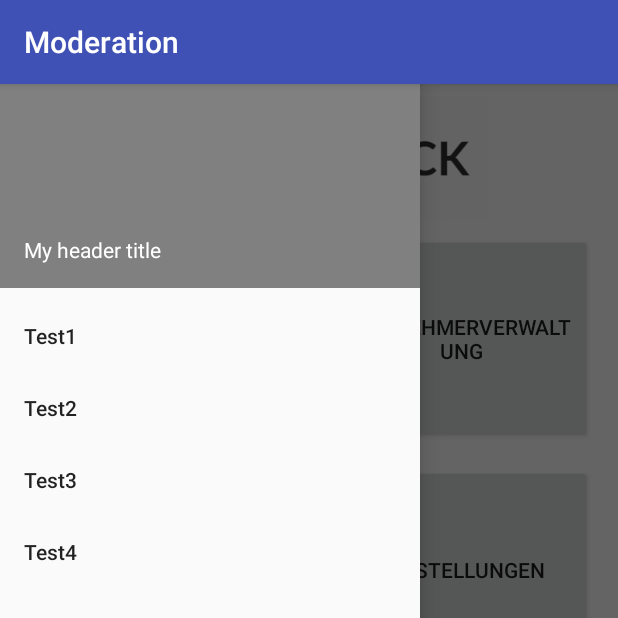
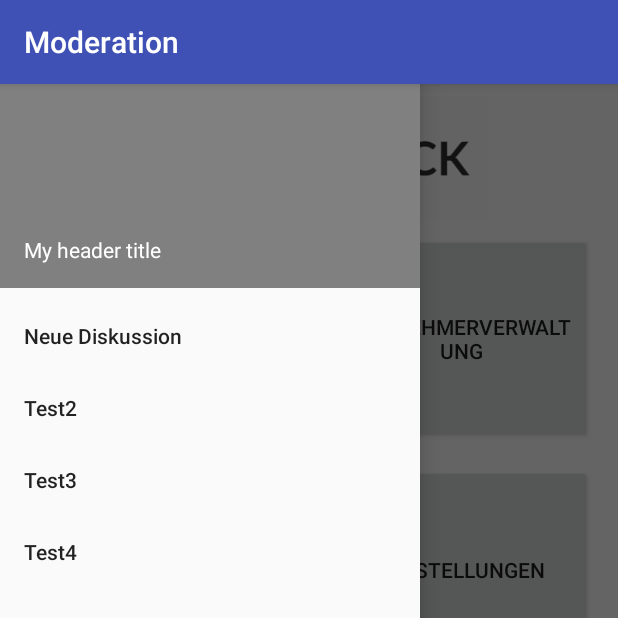
Before and after one commit to AIIucard/ModerationApp, an Android app: the screen it shows after launch (MainActivity), with the side drawer open, on a phone screen of 412 x 824 dp, the top half of it. Run offline under Robolectric (Android 15) with nearby library versions, the phone set to English and light mode, and no system bars; libraries missing offline, so code that uses them is left out: com.github.nkzawa.socketio; 4 statements that could not run were skipped.

Commit message:
minor fix

```diff
--- a/app/src/main/res/menu/drawer_view.xml
+++ b/app/src/main/res/menu/drawer_view.xml
@@ -2,8 +2,8 @@
 <menu xmlns:android="http://schemas.android.com/apk/res/android">
     <group android:checkableBehavior="single">
         <item
-            android:id="@+id/nav_camera"
-            android:title="Test1" />
+            android:id="@+id/add_discussion"
+            android:title="@string/title_activity_add_discussion" />
         <item
             android:id="@+id/nav_gallery"
             android:title="Test2" />
```
